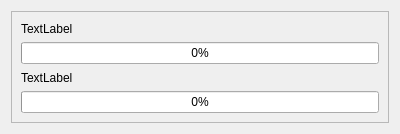
This is qaequilibrae/modules/common_tools/forms/ui_progress_bar.ui in AequilibraE/qaequilibrae as Qt 5 draws it before an edit. The edited form follows.
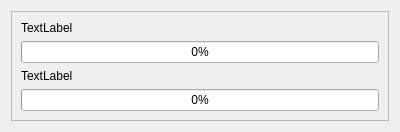
This is the edited form.

The edit to the form file:
```diff
--- a/qaequilibrae/modules/common_tools/forms/ui_progress_bar.ui
+++ b/qaequilibrae/modules/common_tools/forms/ui_progress_bar.ui
@@ -7,7 +7,7 @@
     <x>0</x>
     <y>0</y>
     <width>400</width>
-    <height>134</height>
+    <height>124</height>
    </rect>
   </property>
   <property name="windowTitle">
```
Left out of the diff: 6 changed lines with no effect on the pictures.
